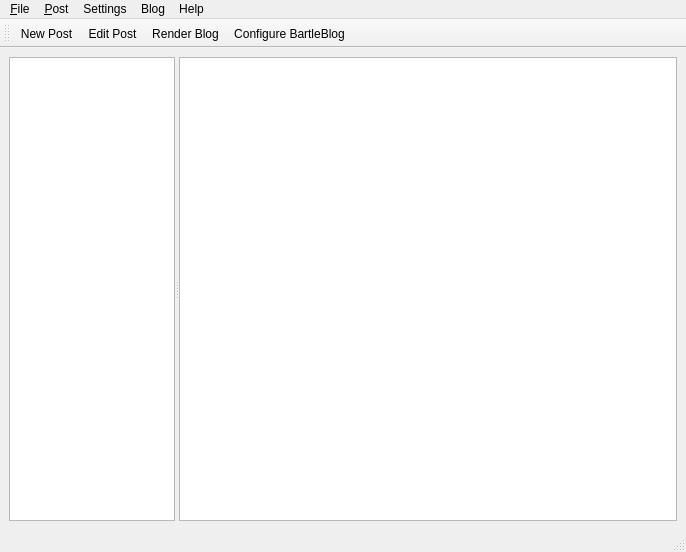
Before: the Qt Designer form BartleBlog/ui/mainwindow.ui in ralsina/ra-blog, drawn with Qt 5.
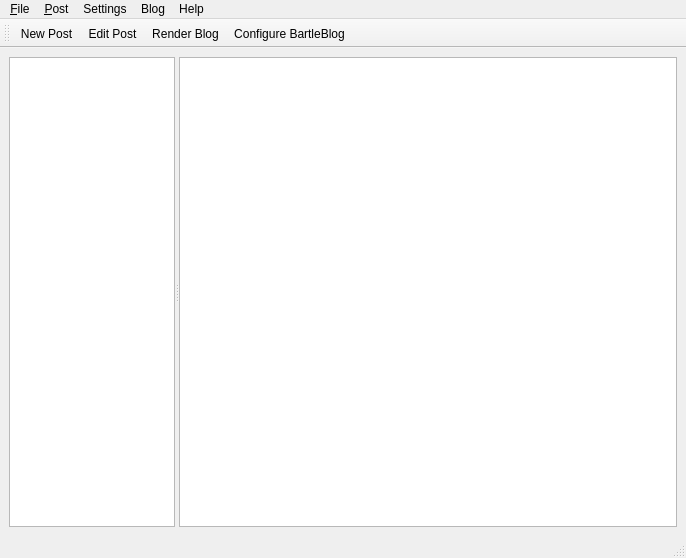
After: the same form once the commit is applied. Icons and pictures are not drawn.

What changed in the file:
```diff
--- a/BartleBlog/ui/mainwindow.ui
+++ b/BartleBlog/ui/mainwindow.ui
@@ -6,7 +6,7 @@
     <x>0</x>
     <y>0</y>
     <width>686</width>
-    <height>552</height>
+    <height>558</height>
    </rect>
   </property>
   <property name="windowTitle" >
```
Left out of the diff: 3 changed lines with no effect on the pictures.
